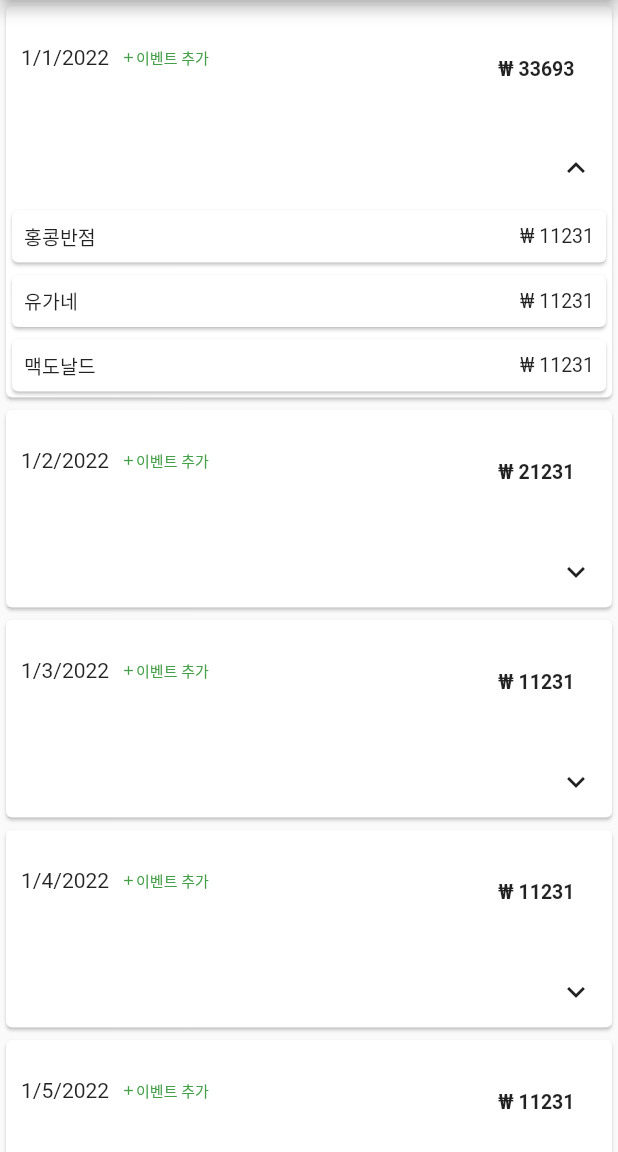
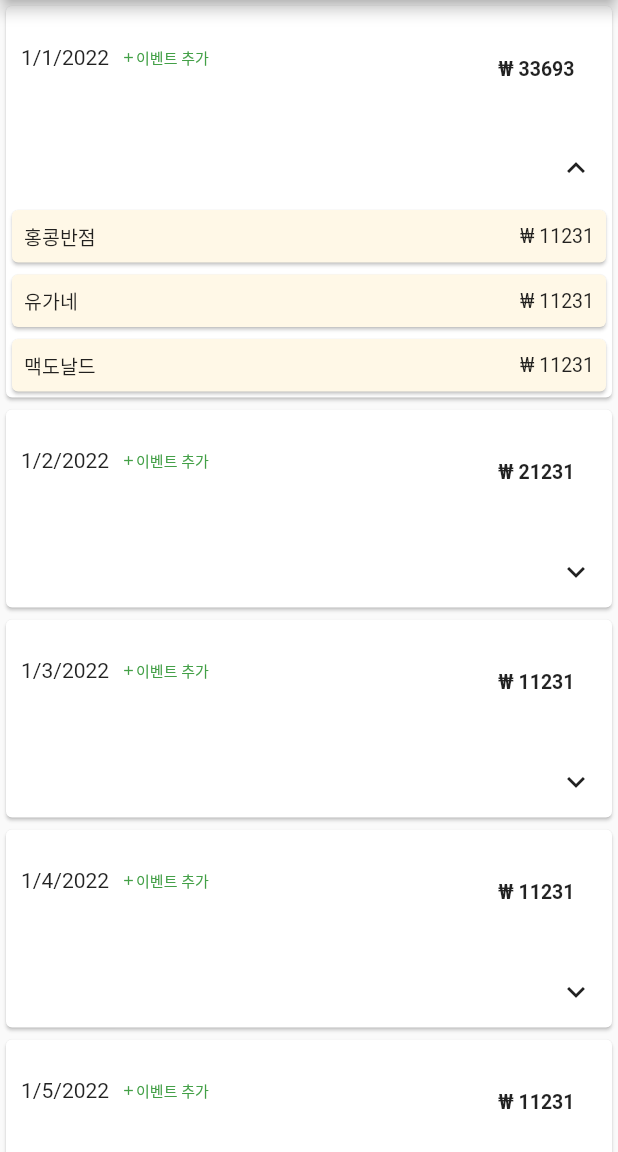
Before and after one commit to tyange/ttattogat_flutter, a Flutter app: the screen it shows after launch, after a tap on the "keyboard arrow down" icon, on a phone screen of 412 x 824 dp, the part 84-1236 px from its top. Run offline on Flutter 3.47's test engine with Material 2 defaults, Android fonts, the phone set to English and light mode, and no system bars; Roboto replaces fonts that are missing (Gowun Dodum, Pretendard).

Commit message:
added color to event-item

```diff
--- a/lib/main.dart
+++ b/lib/main.dart
@@ -27,7 +27,8 @@ class MyApp extends StatelessWidget {
                 background: Colors.white,
               )
               .copyWith(
-                surface: Colors.grey[100],
+                // color name: cosmic latte
+                surface: const Color(0xfffff8e7),
               ),
           // Define the default font family.
           fontFamily: 'Pretendard',
--- a/lib/widgets/event_item.dart
+++ b/lib/widgets/event_item.dart
@@ -39,6 +39,7 @@ class EventItem extends StatelessWidget {
         );
       },
       child: Card(
+        color: Theme.of(context).colorScheme.surface,
         child: Padding(
           padding: const EdgeInsets.all(8.0),
           child: Row(
```
